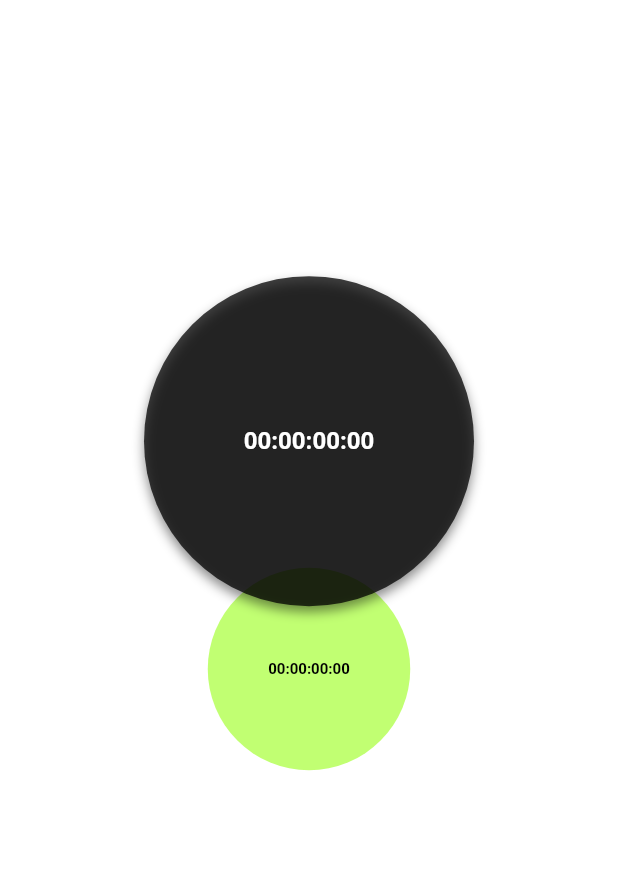
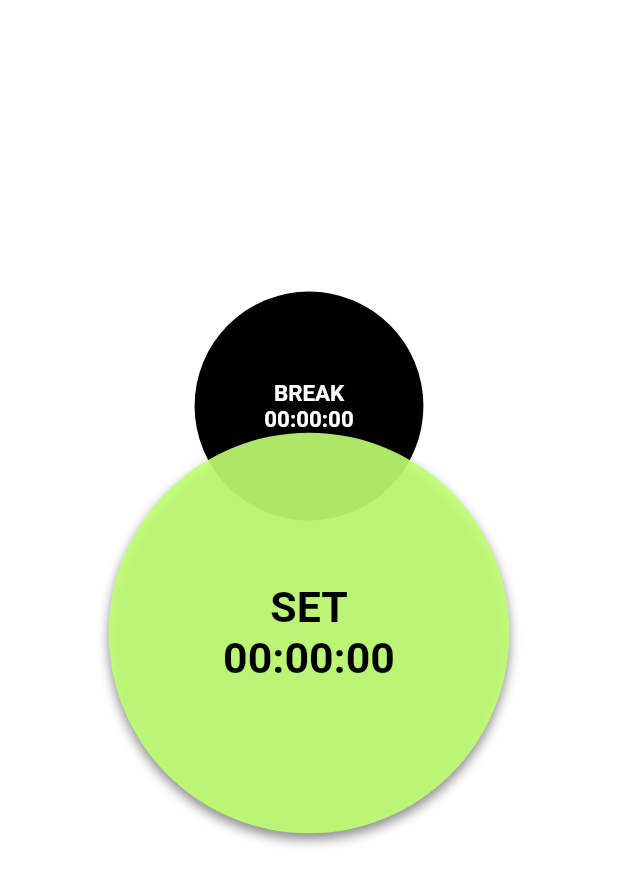
Before and after one commit to yfgokkus/FitTimer, a Flutter app: the screen it shows after launch, on a phone screen of 412 x 824 dp. Shown: the top 885 px of the screen. Run offline on Flutter 3.47's test engine with Material 3 defaults, Android fonts, the phone set to English and light mode, and no system bars.

Commit message:
Timer feature added.

```diff
--- a/fit_timer/lib/main.dart
+++ b/fit_timer/lib/main.dart
@@ -1,3 +1,4 @@
+import 'package:fit_timer/pages/WorkoutTimerScreen.dart';
 import 'package:flutter/material.dart';
 
 void main() {
@@ -14,134 +15,3 @@ class MyApp extends StatelessWidget {
     );
   }
 }
-
-class WorkoutTimerScreen extends StatefulWidget {
-  const WorkoutTimerScreen({super.key});
-
-  @override
-  State<WorkoutTimerScreen> createState() => _WorkoutTimerScreenState();
-}
-
-
-class _WorkoutTimerScreenState extends State<WorkoutTimerScreen> {
-  bool isBreak = true;
-  bool isRunning = false;
-
-  final double smallSize = 135;
-  final double largeSize = 220;
-  final double shiftAmount = 20;
-  final double smFont = 10;
-  final double mdFont = 16;
-  static const Duration animDuration = Duration(milliseconds: 300);
-
-  void toggleTimer() {
-    setState(() {
-      isBreak = !isBreak;
-    });
-  }
-
-  Widget _buildBreakCircle() {
-    return Align(
-      key: const ValueKey('B'),
-      alignment: const Alignment(0, -0.45),
-      child: GestureDetector(
-        onTap: () => setState(() => isBreak = true),
-        child: AnimatedContainer(
-          duration: animDuration,
-          width: isBreak ? largeSize : smallSize,
-          height: isBreak ? largeSize : smallSize,
-          decoration: BoxDecoration(
-            shape: BoxShape.circle,
-            color: isBreak ? const Color(0xBF000000) : const Color(0xFF000000),
-            boxShadow: [
-              if (isBreak)
-                const BoxShadow(color: Colors.black45, blurRadius: 6, offset: Offset(0, 4)),
-            ],
-          ),
-          child: Center(
-            child: AnimatedDefaultTextStyle(
-              duration: animDuration,
-              style: TextStyle(
-                fontSize: isBreak ? mdFont : smFont,
-                fontWeight: FontWeight.bold,
-                color: Colors.white,
-              ),
-              child: const Text("00:00:00:00"),
-            ),
-          ),
-
-        ),
-      ),
-    );
-  }
-
-  Widget _buildWorkCircle() {
-    return Align(
-      key: const ValueKey('A'),
-      alignment: const Alignment(0, 0.45),
-      child: GestureDetector(
-        onTap: () => setState(() => isBreak = false),
-        child: AnimatedContainer(
-          duration: animDuration,
-          width: isBreak ? smallSize : largeSize,
-          height: isBreak ? smallSize : largeSize,
-          decoration: BoxDecoration(
-            shape: BoxShape.circle,
-            color: isBreak ? const Color(0xFFC1FF72) : const Color(0xE6C1FF72),
-            boxShadow: [
-              if (!isBreak)
-                const BoxShadow(color: Colors.black45, blurRadius: 6, offset: Offset(0, 4)),
-            ],
-          ),
-          child: Center(
-            child: AnimatedDefaultTextStyle(
-              duration: animDuration,
-              style: TextStyle(
-                fontSize: isBreak ? smFont : mdFont,
-                fontWeight: FontWeight.bold,
-                color: Colors.black,
-              ),
-              child: const Text("00:00:00:00"),
-            ),
-          ),
-
-        ),
-      ),
-    );
-  }
-
-  @override
-  Widget build(BuildContext context) {
-    return Scaffold(
-        backgroundColor: Colors.white,
-        body: Column(
-            children: [
-              const Expanded(
-                  flex:1,
-                  child: Row()
-              ),
-              Expanded(
-                flex: 5,
-                child: Center(
-                  child: Stack(
-                    clipBehavior: Clip.none,
-                    alignment: Alignment.center,
-                    children: isBreak
-                        ? [_buildWorkCircle(), _buildBreakCircle()] // red (work) under, blue (break) on top
-                        : [_buildBreakCircle(), _buildWorkCircle()], // blue (break) under, red (work) on top
-                  ),
-                ),
-              ),
-              const Expanded(
-                flex: 1,
-                child: Row(),
-              ),
-              const Expanded(
-                flex: 1,
-                child: Row(),
-              ),
-            ],
-            ),
-        );
-    }
-}
--- /dev/null
+++ b/fit_timer/lib/pages/WorkoutTimerScreen.dart
@@ -0,0 +1,226 @@
+import 'dart:async';
+
+import 'package:flutter/material.dart';
+
+class WorkoutTimerScreen extends StatefulWidget {
+  const WorkoutTimerScreen({super.key});
+
+  @override
+  State<WorkoutTimerScreen> createState() => _WorkoutTimerScreenState();
+}
+
+
+class _WorkoutTimerScreenState extends State<WorkoutTimerScreen> {
+  final Stopwatch stopwatch = Stopwatch();
+  Timer? timer;
+
+  static String breakTimer = "00:00:00";
+  static String setTimer = "00:00:00";
+  bool isRunningBreak = false;
+  bool isRunningSet = false;
+  bool isBreak = false;
+
+  final double smSizeFactor = 400/1080;
+  final double lgSizeFactor = 700/1080;
+  final double posYfactor = 1.3/1080;
+
+  final double smFontFactor = 39/1080;
+  final double mdFontFactor = 75/1080;
+
+  static const Duration animDuration = Duration(milliseconds: 300);
+
+  void start() {
+    stopwatch.start();
+    timer = Timer.periodic(Duration(milliseconds: 100), (_) {
+      setState(() {
+        // Read stopwatch time and format it
+        if(isBreak){
+          breakTimer = format(stopwatch.elapsed);
+        }else{
+          setTimer = format(stopwatch.elapsed);
+        }
+
+      });
+    });
+  }
+
+  void stop() {
+    stopwatch.stop();
+    timer?.cancel();
+  }
+
+  void reset() {
+    stopwatch.reset();
+    setState(() {
+      if(isBreak){
+        breakTimer = "00:00:00";
+      }else{
+        setTimer = "00:00:00";
+      }
+    });
+  }
+
+  String format(Duration d) {
+    String twoDigits(int n) => n.toString().padLeft(2, "0");
+    final hours = twoDigits(d.inHours);
+    final minutes = twoDigits(d.inMinutes.remainder(60));
+    final seconds = twoDigits(d.inSeconds.remainder(60));
+    return "$hours:$minutes:$seconds";
+  }
+
+  Widget _buildBreakCircle(BuildContext context) {
+    double screenWidth = MediaQuery.of(context).size.width;
+
+    return Align(
+      key: const ValueKey('B'),
+      alignment: Alignment(0, -screenWidth*posYfactor),
+      child: GestureDetector(
+        onTap: () => setState(() {
+          if (isBreak) {
+            isRunningBreak = !isRunningBreak;
+            if (isRunningBreak) {
+              start();
+            } else {
+              stop();
+            }
+          } else {
+            isRunningSet = false;
+            stop();
+            reset();
+            isBreak = true;
+            isRunningBreak = true;
+            stopwatch.reset();
+            start();
+          }
+        }),
+        child: AnimatedContainer(
+          duration: animDuration,
+          width: isBreak ? screenWidth*lgSizeFactor : screenWidth*smSizeFactor,
+          height: isBreak ? screenWidth*lgSizeFactor : screenWidth*smSizeFactor,
+          decoration: BoxDecoration(
+            shape: BoxShape.circle,
+            color: isBreak ? const Color(0xBF000000) : const Color(0xFF000000),
+            boxShadow: [
+              if (isBreak)
+                const BoxShadow(color: Colors.black45, blurRadius: 6, offset: Offset(0, 4)),
+            ],
+          ),
+          child: Center(
+            child: AnimatedDefaultTextStyle(
+              duration: animDuration,
+              style: TextStyle(
+                fontSize: isBreak ? screenWidth*mdFontFactor : screenWidth*smFontFactor,
+                fontWeight: FontWeight.bold,
+                color: Colors.white,
+              ),
+              child: Column(
+                mainAxisAlignment: MainAxisAlignment.center,
+                children: [
+                  const Text("BREAK"),
+                  Text(breakTimer)
+                ],
+              ),
+            ),
+          ),
+
+        ),
+      ),
+    );
+  }
+
+  Widget _buildWorkCircle(BuildContext context) {
+    double screenWidth = MediaQuery.of(context).size.width;
+
+    return Align(
+      key: const ValueKey('A'),
+      alignment: Alignment(0, screenWidth*posYfactor),
+      child: GestureDetector(
+        onTap: () => setState(() {
+          if (!isBreak) {
+            isRunningSet = !isRunningSet;
+            if (isRunningSet) {
+              start();
+            } else {
+              stop();
+            }
+          } else {
+            isRunningBreak = false;
+            stop();
+            reset();
+            isBreak = true;
+            isRunningSet = true;
+            stopwatch.reset();
+            start();
+          }
+        }),
+        child: AnimatedContainer(
+          duration: animDuration,
+          width: isBreak ? screenWidth*smSizeFactor : screenWidth*lgSizeFactor,
+          height: isBreak ? screenWidth*smSizeFactor : screenWidth*lgSizeFactor,
+          decoration: BoxDecoration(
+            shape: BoxShape.circle,
+            color: isBreak ? const Color(0xFFC1FF72) : const Color(0xE6C1FF72),
+            boxShadow: [
+              if (!isBreak)
+                const BoxShadow(color: Colors.black45, blurRadius: 6, offset: Offset(0, 4)),
+            ],
+          ),
+          child: Center(
+            child: AnimatedDefaultTextStyle(
+              duration: animDuration,
+              style: TextStyle(
+                fontSize: isBreak ? screenWidth*smFontFactor : screenWidth*mdFontFactor,
+                fontWeight: FontWeight.bold,
+                color: Colors.black,
+              ),
+              child: Column(
+                mainAxisAlignment: MainAxisAlignment.center,
+                children: [
+                  const Text("SET"),
+                  Text(setTimer)
+                ],
+              ),
+            ),
+          ),
+
+        ),
+      ),
+    );
+  }
+
+  @override
+  Widget build(BuildContext context) {
+
+    return Scaffold(
+      backgroundColor: Colors.white,
+      body: Column(
+        children: [
+          const Expanded(
+              flex:1,
+              child: Row()
+          ),
+          Expanded(
+            flex: 5,
+            child: Center(
+              child: Stack(
+                clipBehavior: Clip.none,
+                alignment: Alignment.center,
+                children: isBreak
+                    ? [_buildWorkCircle(context), _buildBreakCircle(context)] // red (work) under, blue (break) on top
+                    : [_buildBreakCircle(context), _buildWorkCircle(context)], // blue (break) under, red (work) on top
+              ),
+            ),
+          ),
+          const Expanded(
+            flex: 1,
+            child: Row(),
+          ),
+          const Expanded(
+            flex: 1,
+            child: Row(),
+          ),
+        ],
+      ),
+    );
+  }
+}
```
